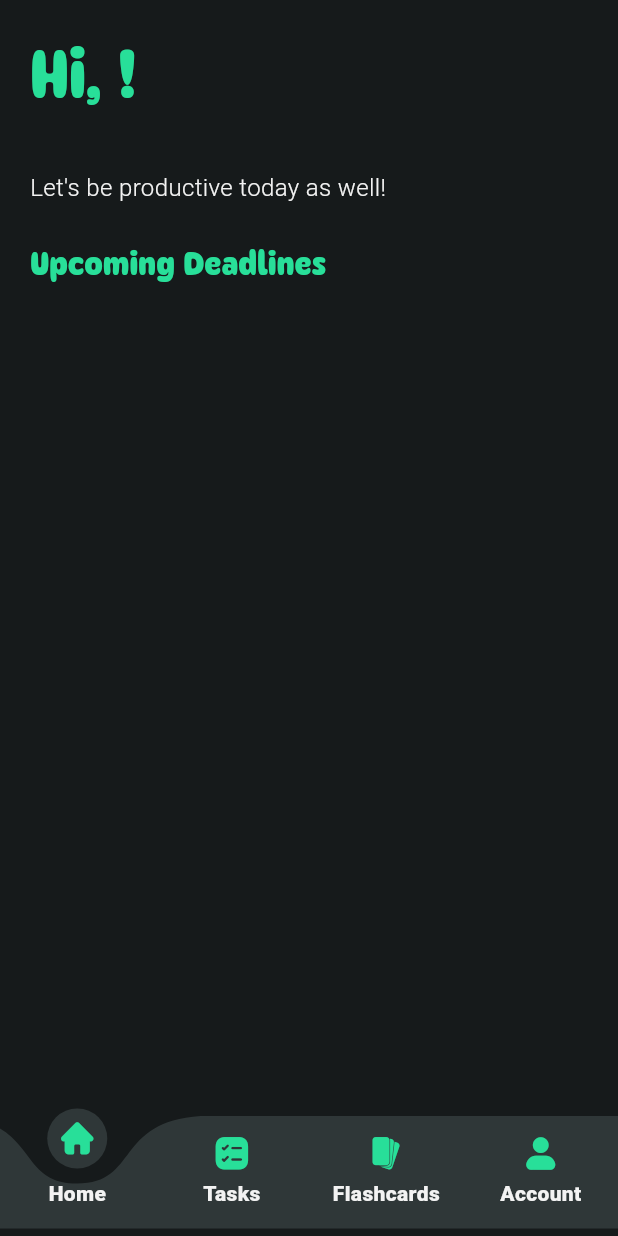
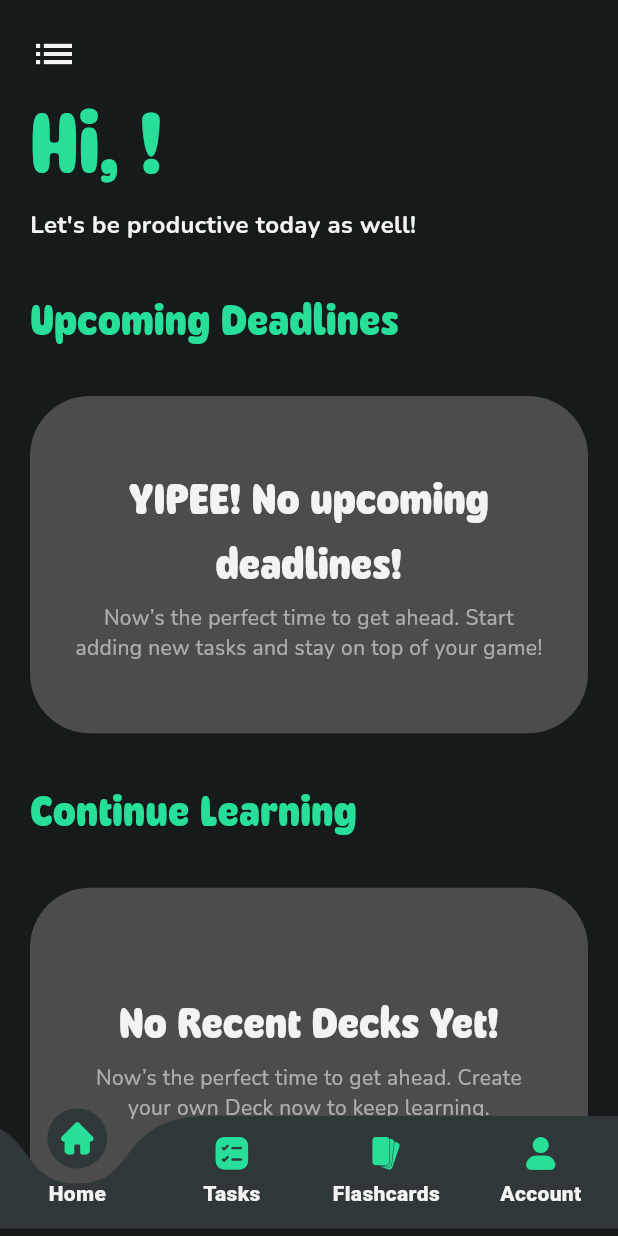
Before and after one commit to majiinB/Deck-V2, a Flutter app: the screen it shows once a user with an empty profile is signed in, on a phone screen of 412 x 824 dp. Run offline on Flutter 3.47's test engine with Material 3 defaults, Android fonts, the phone set to English and light mode, and no system bars; drawn by our look-alikes of curved_labeled_navigation_bar; our stand-ins replace cloud_firestore, dropdown_button2, file_picker, firebase_auth, firebase_core, firebase_messaging and 14 more; missing offline and left inert: dart:ffi, msh_checkbox; accounts and stored records are empty; generated files the repository leaves out were written again.

Commit message:
fixed home page and widgets

```diff
--- a/lib/pages/home/home.dart
+++ b/lib/pages/home/home.dart
@@ -85,67 +85,130 @@ class _HomePageState extends State<HomePage> {
           minimum: const EdgeInsets.only(left: 20, right: 20),
           child: CustomScrollView(
             slivers: <Widget>[
-              DeckSliverHeader(
-                backgroundColor: Colors.transparent,
-                headerTitle: greeting,
-                textStyle: const TextStyle(
+              // DeckSliverHeader(
+              //   backgroundColor: Colors.transparent,
+              //   headerTitle: greeting,
+              //   textStyle: const TextStyle(
+              //     color: DeckColors.primaryColor,
+              //     fontFamily: 'Fraiche',
+              //     fontSize: 48,
+              //   ),
+              //   isPinned: false,
+              //   max: 100,
+              //   min: 100,
+              //   hasIcon: false,
+              // ),
+              SliverToBoxAdapter(
+                child: Column(
+                    crossAxisAlignment: CrossAxisAlignment.start,
+                    children: [
+                      Padding(
+                        padding: const EdgeInsets.only(top: 20.0),
+                        child: Row(
+                          children: [
+                            Icon(
+                              Icons.list,
+                              color: DeckColors.white,
+                              size: 32,
+                            ),
+                          ],
+                        ),
+                      ),
+                    ]
+                ),
+              ),
+              SliverToBoxAdapter(
+                child: Column(
+                  crossAxisAlignment: CrossAxisAlignment.start,
+                  children: [
+                    Text(
+                        greeting,
+                        style: TextStyle(
+                            fontFamily: 'Fraiche',
+                            fontSize: 60,
                             color: DeckColors.primaryColor,
+                            fontWeight: FontWeight.bold)
+                    ),
+                    Text(
+                        'Let\'s be productive today as well!',
+                        style: TextStyle(
+                            fontFamily: 'Nunito',
+                            fontSize: 16,
+                            color: DeckColors.white,
+                            fontWeight: FontWeight.bold)
+                    ),
+                  ],
+                ),
+              ),
+
+              SliverToBoxAdapter(
+                child: SizedBox(height: 30,),
+              ),
+              // const DeckSliverHeader(
+              //   backgroundColor: Colors.transparent,
+              //   headerTitle: "Let's be productive today as well!",
+              //   textStyle: TextStyle(
+              //     color: DeckColors.white,
+              //     fontWeight: FontWeight.w300,
+              //     fontSize: 16,
+              //   ),
+              //   isPinned: false,
+              //   max: 50,
+              //   min: 50,
+              //   hasIcon: false,
+              // ),
+              SliverToBoxAdapter(
+                child: Column(
+                  crossAxisAlignment: CrossAxisAlignment.start,
+                  children: [
+                    Text(
+                        'Upcoming Deadlines',
+                        style: TextStyle(
                             fontFamily: 'Fraiche',
-                  fontSize: 48,
+                            fontSize: 30,
+                            color: DeckColors.primaryColor,
+                            fontWeight: FontWeight.bold)
                     ),
-                isPinned: false,
-                max: 100,
-                min: 100,
+                  ],
+                ),
+              ),
+              SliverToBoxAdapter(
+                child: SizedBox(height: 30,),
+              ),
+              // const DeckSliverHeader(
+              //   backgroundColor: Colors.transparent,
+              //   headerTitle: "Upcoming Deadlines",
+              //   textStyle: TextStyle(
+              //     color: DeckColors.primaryColor,
+              //     fontFamily: 'Fraiche',
+              //     fontSize: 24,
+              //   ),
+              //   isPinned: false,
+              //   max: 50,
+              //   min: 50,
+              //   hasIcon: false,
+              // ),
+
+              if(taskToday.isEmpty)
+                SliverToBoxAdapter(
+                  child: Container(
+                    padding: EdgeInsets.all(30),
+                    decoration: BoxDecoration(
+                      color: DeckColors.coverImageColorSettings,
+                        borderRadius: BorderRadius.all(Radius.circular(40)),
+                    ),
+                    child: IfCollectionEmpty(
                       hasIcon: false,
+                      ifCollectionEmptyText: 'YIPEE! No upcoming deadlines! ',
+                      ifCollectionEmptySubText:
+                      'Now’s the perfect time to get ahead. Start adding new tasks and stay on top of your game!',
+                      ifCollectionEmptyHeight: MediaQuery.of(context).size.height/5,
                     ),
-              const DeckSliverHeader(
-                backgroundColor: Colors.transparent,
-                headerTitle: "Let's be productive today as well!",
-                textStyle: TextStyle(
-                  color: DeckColors.white,
-                  fontWeight: FontWeight.w300,
-                  fontSize: 16,
-                ),
-                isPinned: false,
-                max: 50,
-                min: 50,
-                hasIcon: false,
-              ),
-              if (taskToday.isEmpty)
-                // SliverToBoxAdapter(
-                //     child: IfCollectionEmpty(
-                //         ifCollectionEmptyText: "No Task(s) Available Today",
-                //         ifCollectionEmptyHeight:
-                //             MediaQuery.of(context).size.height * 0.3))
-                const DeckSliverHeader(
-                  backgroundColor: Colors.transparent,
-                  headerTitle: "Upcoming Deadlines",
-                  textStyle: TextStyle(
-                    color: DeckColors.primaryColor,
-                    fontFamily: 'Fraiche',
-                    fontSize: 24,
-                  ),
-                  isPinned: false,
-                  max: 50,
-                  min: 50,
-                  hasIcon: false,
+                  )
                 )
               else if (taskToday.isNotEmpty)
-                const DeckSliverHeader(
-                  backgroundColor: Colors.transparent,
-                  headerTitle: "Upcoming Deadlines",
-                  textStyle: TextStyle(
-                    color: DeckColors.primaryColor,
-                    fontFamily: 'Fraiche',
-                    fontSize: 24,
-                  ),
-                  isPinned: false,
-                  max: 50,
-                  min: 50,
-                  hasIcon: false,
-                ),
                 SliverList(
-                delegate: SliverChildBuilderDelegate(childCount: _tasks.length,
+                delegate: SliverChildBuilderDelegate(childCount:5/* _tasks.length*/,
                     (context, index) {
                   DateTime deadline = DateTime(_tasks[index].deadline.year,
                       _tasks[index].deadline.month, _tasks[index].deadline.day);
@@ -156,24 +219,28 @@ class _HomePageState extends State<HomePage> {
                       DateTime.now().month, DateTime.now().day);
                   if (!_tasks[index].isDone &&
                       deadline.isBefore(notifyRange) &&
-                      deadline.isAtSameMomentAs(today)) {
-                    return LayoutBuilder(
+                      deadline.isAtSameMomentAs(today)
+                      ) {
+                    return
+                      LayoutBuilder(
                         builder: (context, BoxConstraints constraints) {
-                      return Padding(
-                        padding: const EdgeInsets.symmetric(vertical: 10),
-                        child: HomeTaskTile(
-                          taskName: _tasks[index].title,
-                          deadline:
-                              _tasks[index].deadline.toString().split(" ")[0],
-                          onPressed: () {
-                            print('YOU TOUCHED THE TASK!');
+                      return  DeckTaskTile(
+                        title: 'a high priority task',
+                        deadline: 'March 18, 2024 || 10:00 AM',
+                        priority: 'medium',
+                        progressStatus: 'to do',
+                        // title: tasks[index]['title'],
+                        // deadline: _tasks[index].deadline.toString().split(" ")[0],
+                        // priority: tasks[index]['priority'],
+                        // progressStatus: tasks[index]['progressStatus'],
+                        enableRetrieve: false,
+                        onTap: () {
+                          print("Clicked task tile!");
                           Navigator.push(
                             context,
-                              RouteGenerator.createRoute(ViewTaskPage(
-                                  task: _tasks[index], isEditable: false)),
+                            RouteGenerator.createRoute(ViewTaskPage(task: _tasks[index], isEditable: false)),
                           );
-                          },
-                        ),
+                        }, onDelete: () {  },
                       );
                     });
                   } else {
@@ -181,26 +248,58 @@ class _HomePageState extends State<HomePage> {
                   }
                 }),
               ),
-              if ((taskToday.isNotEmpty || _decks.isNotEmpty))
-                const DeckSliverHeader(
-                  backgroundColor: Colors.transparent,
-                  headerTitle: "Continue Learning",
-                  textStyle: TextStyle(
+              SliverToBoxAdapter(
+                child: SizedBox(height: 30,),
+              ),
+              SliverToBoxAdapter(
+                child: Column(
+                  crossAxisAlignment: CrossAxisAlignment.start,
+                  children: [
+                    Text(
+                        'Continue Learning',
+                        style: TextStyle(
+                            fontFamily: 'Fraiche',
+                            fontSize: 30,
                             color: DeckColors.primaryColor,
-                    fontFamily: 'Fraiche',
-                    fontSize: 24,
+                            fontWeight: FontWeight.bold)
                     ),
-                  isPinned: false,
-                  max: 50,
-                  min: 50,
+                  ],
+                ),
+              ),
+
+              // const DeckSliverHeader(
+              //   backgroundColor: Colors.transparent,
+              //   headerTitle: "Continue Learning",
+              //   textStyle: TextStyle(
+              //     color: DeckColors.primaryColor,
+              //     fontFamily: 'Fraiche',
+              //     fontSize: 24,
+              //   ),
+              //   isPinned: false,
+              //   max: 50,
+              //   min: 50,
+              //   hasIcon: false,
+              // ),
+              SliverToBoxAdapter(
+                child: SizedBox(height: 30,),
+              ),
+              if (_decks.isEmpty)
+                SliverToBoxAdapter(
+                    child: Container(
+                      padding: EdgeInsets.all(30),
+                      decoration: BoxDecoration(
+                        color: DeckColors.coverImageColorSettings,
+                        borderRadius: BorderRadius.all(Radius.circular(40)),
+                      ),
+                      child: IfCollectionEmpty(
                         hasIcon: false,
+                        ifCollectionEmptyText: 'No Recent Decks Yet!',
+                        ifCollectionEmptySubText:
+                        'Now’s the perfect time to get ahead. Create your own Deck now to keep learning.',
+                        ifCollectionEmptyHeight: MediaQuery.of(context).size.height/5,
                       ),
-              if (_decks.isEmpty && taskToday.isNotEmpty)
-                SliverToBoxAdapter(
-                    child: IfCollectionEmpty(
-                        ifCollectionEmptyText: "No Deck(s) Available",
-                        ifCollectionEmptyHeight:
-                            MediaQuery.of(context).size.height * 0.5))
+                    )
+                )
               else if (_decks.isNotEmpty)
                 SliverGrid(
                     delegate: SliverChildBuilderDelegate(
@@ -214,7 +313,7 @@ class _HomePageState extends State<HomePage> {
                           deckColor: DeckColors.gray,
                           cardWidth: cardWidth - 8,
                           onPressed: () {
-                            print('U TOUCHED MI DECK!');
+                            print('frck tile clicked');
                             Navigator.push(
                               context,
                               RouteGenerator.createRoute(
@@ -230,7 +329,6 @@ class _HomePageState extends State<HomePage> {
                       mainAxisSpacing: 10,
                       crossAxisSpacing: 10,
                     )),
-              const SliverPadding(padding: EdgeInsets.symmetric(vertical: 60))
             ],
           )),
     );
--- a/lib/pages/misc/widget_method.dart
+++ b/lib/pages/misc/widget_method.dart
@@ -1295,10 +1295,12 @@ class IfCollectionEmpty extends StatelessWidget {
   final String ifCollectionEmptyText;
   final String? ifCollectionEmptySubText;
   final double ifCollectionEmptyHeight;
+  final bool hasIcon;
 
   const IfCollectionEmpty(
       {super.key,
       required this.ifCollectionEmptyText,
+        this.hasIcon = true,
       this.ifCollectionEmptySubText,
       required this.ifCollectionEmptyHeight});
 
@@ -1320,7 +1322,7 @@ class IfCollectionEmpty extends StatelessWidget {
         mainAxisAlignment: MainAxisAlignment.center,
         crossAxisAlignment: CrossAxisAlignment.center,
         children: [
-          SizedBox(
+          if(hasIcon)SizedBox(
               width: MediaQuery.of(context).size.width / 2.5,
               height: 130,
               child: AspectRatio(
@@ -2135,8 +2137,8 @@ class HomeDeckTile extends StatelessWidget {
                           ? Image.network(
                               deckImageUrl!,
                               width: cardWidth,
-                              // height: double.infinity,
-                              fit: BoxFit.cover,
+                              height: double.infinity,
+                              fit: BoxFit.fill,
                               errorBuilder: (context, error, stackTrace) {
                                 return Container(
                                   color: DeckColors.gray,
```
Lines whose indentation alone changed are shown as unchanged.
